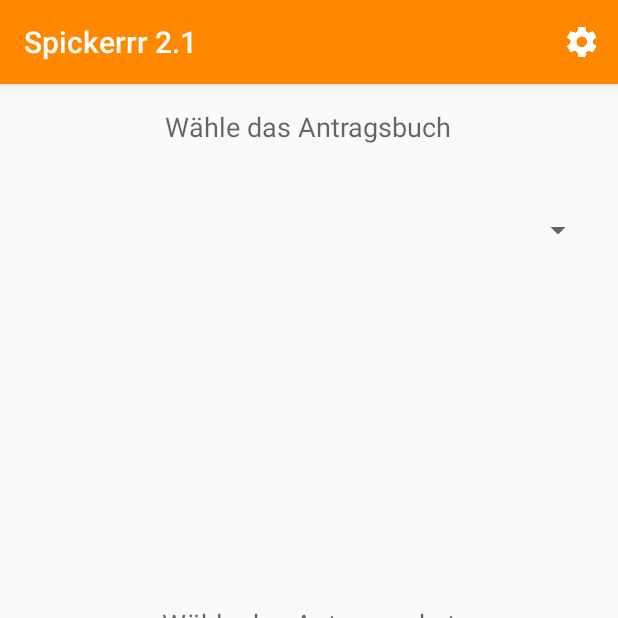
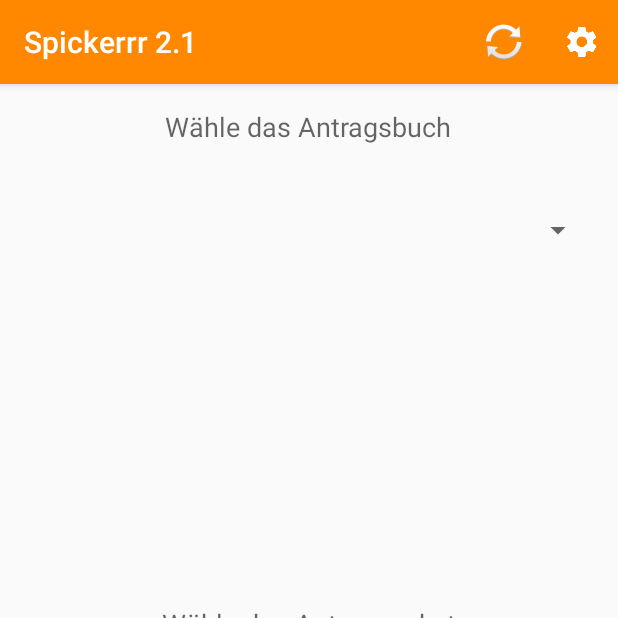
Before and after one commit to Piraten-Tools/spickerrr, an Android app: the screen it shows after launch (MainActivity), on a phone screen of 412 x 824 dp, the top half of it. Run offline under Robolectric (Android 15) with nearby library versions, the phone set to English and light mode, and no system bars; 1 statement that could not run was skipped.

Commit message:
Add reload button to main view

```diff
--- a/app/src/main/java/de/piratentools/spickerrr2/activities/MainActivity.java
+++ b/app/src/main/java/de/piratentools/spickerrr2/activities/MainActivity.java
@@ -226,12 +226,14 @@ public class MainActivity extends AppCompatActivity {
     @Override
     public boolean onOptionsItemSelected(MenuItem item) {
         switch (item.getItemId()) {
+            case R.id.reload:
+                initializeUI();
+                loadData();
+                break;
             case R.id.preferences:
                 startActivity(new Intent(this, AppPreferencesActivity.class));
                 break;
         }
-
-
         return true;
     }
 
--- a/app/src/main/res/menu/mainactivity_menu.xml
+++ b/app/src/main/res/menu/mainactivity_menu.xml
@@ -1,6 +1,12 @@
 <?xml version="1.0" encoding="utf-8"?>
 <menu xmlns:android="http://schemas.android.com/apk/res/android"
     xmlns:app="http://schemas.android.com/apk/res-auto">
+
+    <item
+        android:id="@+id/reload"
+        android:icon="@android:drawable/ic_popup_sync"
+        android:title="Reload"
+        app:showAsAction="ifRoom" />
 
     <item
         android:id="@+id/preferences"
```
